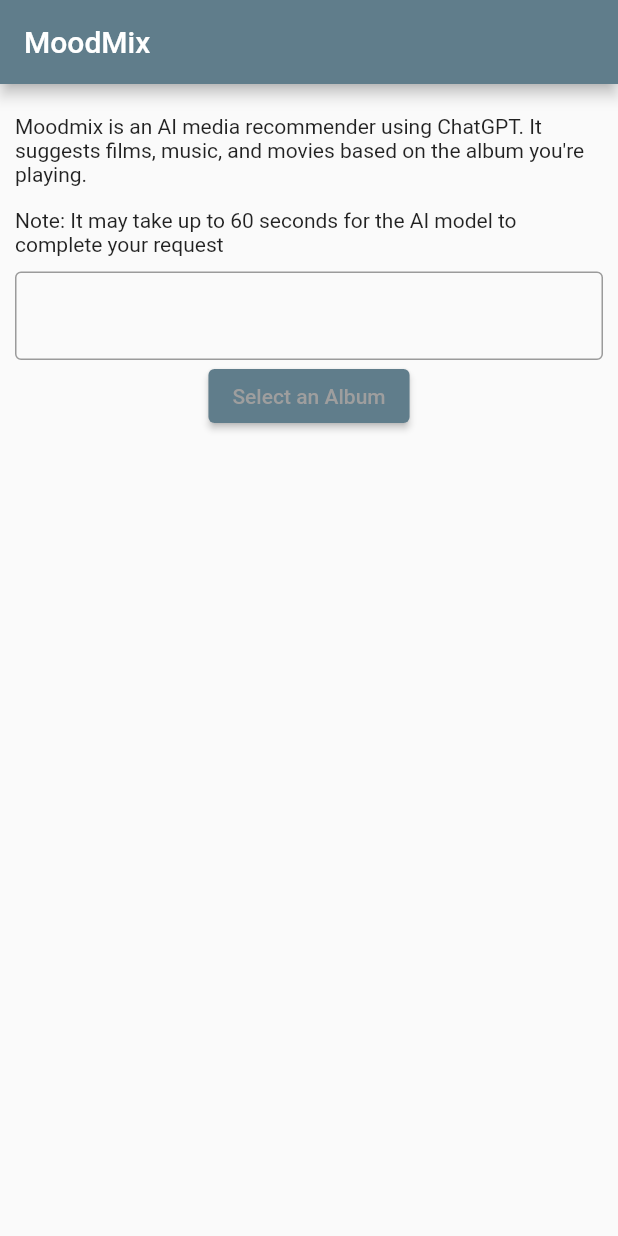
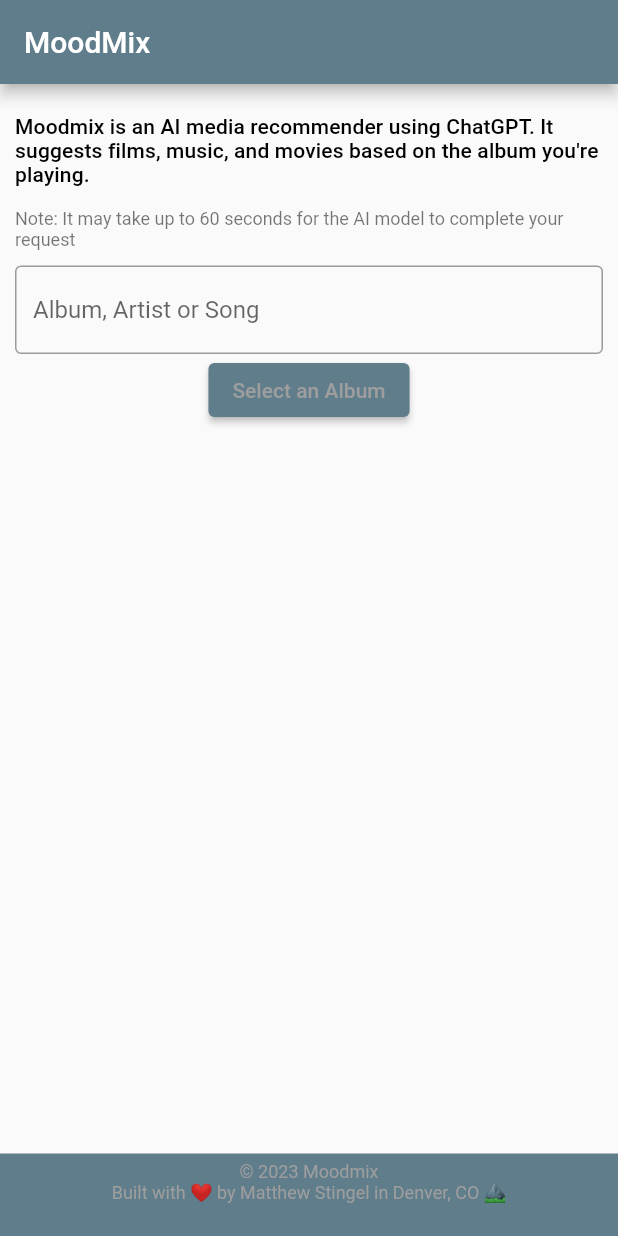
Before and after one commit to DutchRican/moodmix_consumer, a Flutter app: the screen it shows after launch, after a tap on "Select an Album", on a phone screen of 412 x 824 dp. Run offline on Flutter 3.47's test engine with Material 2 defaults, Android fonts, the light colour scheme and no system bars; drawn by our look-alikes of flutter_typeahead; our stand-ins replace equatable, flutter_bloc.

Commit message:
added some icons and a clearing of the state that is not working right yet

```diff
--- a/lib/src/app.dart
+++ b/lib/src/app.dart
@@ -3,6 +3,7 @@
 import 'package:mood_mix/src/logic/blocs/recommendations/recommendations_bloc.dart';
 import 'package:mood_mix/src/screens/description.dart';
 import 'package:mood_mix/src/screens/search.dart';
+import 'package:mood_mix/src/widgets/footer.dart';
 
 class App extends StatelessWidget {
   const App({super.key});
@@ -36,19 +37,30 @@
                 );
               }
             },
-            child: Container(
-                alignment: Alignment.center,
-                padding: const EdgeInsets.only(top: 20.0, left: 10.0, right: 10.0),
-                child: Column(children: const [
+            child: Stack(
+              fit: StackFit.loose,
+              children: [
+                Container(
+                  padding: const EdgeInsets.only(top: 20, left: 10, right: 10),
+                  child: Column(
+                    // direction: Axis.vertical,
+                    mainAxisSize: MainAxisSize.max,
+                    children: const [
                       Description(),
                       SizedBox(
                         height: 10.0,
                       ),
+                      // Search(),
                       Expanded(
                         flex: 4,
                         child: Search(),
-                  )
-                ])),
+                      ),
+                    ],
+                  ),
+                ),
+                Container(alignment: Alignment.bottomCenter, child: const Footer()),
+              ],
+            ),
           ),
         ),
       ),
--- a/lib/src/logic/blocs/recommendations/recommendations_bloc.dart
+++ b/lib/src/logic/blocs/recommendations/recommendations_bloc.dart
@@ -1,4 +1,5 @@
 import 'package:equatable/equatable.dart';
+import 'package:flutter/material.dart';
 import 'package:flutter_bloc/flutter_bloc.dart';
 import 'package:mood_mix/src/logic/resources/api_repository.dart';
 import 'package:mood_mix/src/logic/models/recommendations.dart';
@@ -11,13 +12,13 @@
 
 class RecommendationsBloc extends Bloc<RecommendationsEvent, RecommendationsState> {
   late ApiRepository _apiRepository;
-  RecommendationsBloc() : super(RecommendationsState(count: 0)) {
+  RecommendationsBloc() : super(const RecommendationsState(count: 0)) {
     _apiRepository = ApiRepository();
 
     on<GetRecommendations>((event, emit) async {
       try {
         if (state.count > maxTries) {
-          emit(RecommendationsState(hasError: true, message: "Not getting the requested Recommendations back"));
+          emit(const RecommendationsState(hasError: true, message: "Not getting the requested Recommendations back"));
         } else {
           emit(RecommendationsState(count: state.count + 1, recommendations: null, isChecking: true, isLoading: true));
           final recommendations = await _apiRepository.getRecommendations(event.id);
@@ -32,7 +33,7 @@
           }
         }
       } on NetworkError {
-        emit(RecommendationsState(
+        emit(const RecommendationsState(
             count: 0,
             hasError: true,
             message: "Failed to fetch data, is your device online?",
@@ -46,5 +47,9 @@
       await _apiRepository.requestRecommendations(event.release);
       add(GetRecommendations(event.release.id!));
     });
+
+    on<ClearRecommendations>((event, emit) {
+      emit(const RecommendationsState());
+    });
   }
 }
--- a/lib/src/logic/blocs/recommendations/recommendations_event.dart
+++ b/lib/src/logic/blocs/recommendations/recommendations_event.dart
@@ -16,3 +16,5 @@
   final Release release;
   const RequestRecommendations(this.release);
 }
+
+class ClearRecommendations extends RecommendationsEvent {}
--- a/lib/src/logic/blocs/recommendations/recommendations_state.dart
+++ b/lib/src/logic/blocs/recommendations/recommendations_state.dart
@@ -1,15 +1,15 @@
 part of 'recommendations_bloc.dart';
 
 class RecommendationsState extends Equatable {
-  bool isChecking;
-  int count;
-  bool recommendationsRequested;
-  bool isLoading;
-  bool hasLoaded;
-  bool hasError;
-  String? message;
-  Recommendations? recommendations;
-  RecommendationsState(
+  final bool isChecking;
+  final int count;
+  final bool recommendationsRequested;
+  final bool isLoading;
+  final bool hasLoaded;
+  final bool hasError;
+  final String? message;
+  final Recommendations? recommendations;
+  const RecommendationsState(
       {this.count = 0,
       this.isChecking = false,
       this.hasError = false,
--- a/lib/src/logic/models/recommendations.dart
+++ b/lib/src/logic/models/recommendations.dart
@@ -1,3 +1,5 @@
+import 'package:flutter/material.dart';
+
 class Films {
   late String? film;
   late String? director;
@@ -40,12 +42,23 @@
 class RequestedAlbum {
   late String album;
   late String artist;
+  late String information;
 
-  RequestedAlbum({required this.album, required this.artist});
+  RequestedAlbum({required this.album, required this.artist, required this.information});
 
   RequestedAlbum.fromJson(Map<String, dynamic> json) {
     album = json['album'];
     artist = json['artist'];
+    bool isBadArtist = artist == 'Error parsing request';
+    bool isBadAlbum = album == 'Error parsing request';
+    List<String> test = [];
+    if (!isBadAlbum) {
+      test.add(album);
+    }
+    if (!isBadArtist) {
+      test.add(artist);
+    }
+    information = test.join(' - ');
   }
 }
 
@@ -54,7 +67,7 @@
   List<Films>? films;
   List<Albums>? albums;
   List<Series>? series;
-  List<RequestedAlbum>? requestedAlbum;
+  RequestedAlbum? requestedAlbum;
   String? error;
 
   Recommendations(
@@ -89,10 +102,7 @@
       });
     }
     if (json['requestedAlbum'] != null) {
-      requestedAlbum = <RequestedAlbum>[];
-      json['requestedAlbum'].forEach((v) {
-        requestedAlbum?.add(RequestedAlbum.fromJson(v));
-      });
+      requestedAlbum = RequestedAlbum.fromJson(json['requestedAlbum'].first);
     }
   }
 }
--- a/lib/src/logic/resources/api_recommendations.dart
+++ b/lib/src/logic/resources/api_recommendations.dart
@@ -1,5 +1,6 @@
 import 'dart:convert';
 
+import 'package:flutter/material.dart';
 import 'package:http/http.dart' as http;
 import 'package:mood_mix/src/logic/api_url.dart';
 import 'package:mood_mix/src/logic/models/music_brainz.dart';
@@ -33,6 +34,7 @@
       }
       return null;
     } catch (error) {
+      debugPrint("Error: $error");
       return Recommendations.withError('Data issue / Connection issue');
     }
   }
--- a/lib/src/logic/resources/api_suggestions.dart
+++ b/lib/src/logic/resources/api_suggestions.dart
@@ -1,4 +1,5 @@
 import 'dart:convert';
+import 'package:flutter/material.dart';
 import 'package:http/http.dart' as http;
 import 'package:mood_mix/src/logic/models/music_brainz.dart';
 
@@ -11,6 +12,7 @@
       var items = Music.fromJson(jsonDecode(resp.body));
       return items.releases?.toList() ?? [];
     } catch (error) {
+      debugPrint("Error: $error");
       return [Release.withError('Data issue / Connection issue')];
     }
   }
--- a/lib/src/screens/build_albums.dart
+++ b/lib/src/screens/build_albums.dart
@@ -19,25 +19,38 @@
         return Column(
           crossAxisAlignment: CrossAxisAlignment.start,
           children: [
-            const Text("Albums:"),
+            ListTile(
+              leading: const Icon(Icons.music_note),
+              title: Center(
+                child: Text(
+                  "Albums",
+                  style: TextStyle(fontSize: 14, color: Colors.blueGrey[800], fontWeight: FontWeight.w500),
+                ),
+              ),
+              trailing: const Icon(Icons.music_note),
+            ),
             Container(
+              padding: const EdgeInsets.only(bottom: 10),
               alignment: Alignment.center,
               child: Column(
                   children: state.recommendations!.albums!
                       .map((item) => Card(
+                            elevation: 5,
                             child: Column(
                               children: [
                                 ListTile(
                                   title: Text(item.album ?? ""),
-                                  subtitle: Text("Artist: ${item.artist}"),
+                                  subtitle: Text("Artist: ${item.artist ?? 'not listed'}"),
                                 ),
-                                ListTile(
-                                  title: const Text(
-                                    "Description",
-                                    textScaleFactor: 0.8,
-                                  ),
-                                  subtitle: Text(item.albumDescription ?? ""),
-                                ),
+                                item.albumDescription != null
+                                    ? ListTile(
+                                        title: const Text(
+                                          "Description",
+                                          textScaleFactor: 0.8,
+                                        ),
+                                        subtitle: Text(item.albumDescription ?? ""),
+                                      )
+                                    : Container(),
                               ],
                             ),
                           ))
--- a/lib/src/screens/build_films.dart
+++ b/lib/src/screens/build_films.dart
@@ -17,25 +17,38 @@
         return Column(
           crossAxisAlignment: CrossAxisAlignment.start,
           children: [
-            const Text("Films:"),
+            ListTile(
+              leading: const Icon(Icons.movie),
+              title: Center(
+                child: Text(
+                  "Films",
+                  style: TextStyle(fontSize: 14, color: Colors.blueGrey[800], fontWeight: FontWeight.w500),
+                ),
+              ),
+              trailing: const Icon(Icons.movie),
+            ),
             Container(
               alignment: Alignment.center,
+              padding: const EdgeInsets.only(bottom: 10),
               child: Column(
                   children: state.recommendations!.films!
                       .map((film) => Card(
+                            elevation: 5,
                             child: Column(
                               children: [
                                 ListTile(
                                   title: Text(film.film ?? ""),
                                   subtitle: Text("Director: ${film.director ?? "not listed"}"),
                                 ),
-                                ListTile(
-                                  title: const Text(
-                                    "Description",
-                                    textScaleFactor: 0.8,
-                                  ),
-                                  subtitle: Text(film.filmDescription ?? ""),
-                                ),
+                                film.filmDescription != null
+                                    ? ListTile(
+                                        title: const Text(
+                                          "Description",
+                                          textScaleFactor: 0.8,
+                                        ),
+                                        subtitle: Text(film.filmDescription ?? ""),
+                                      )
+                                    : Container(),
                               ],
                             ),
                           ))
--- a/lib/src/screens/build_series.dart
+++ b/lib/src/screens/build_series.dart
@@ -19,25 +19,38 @@
         return Column(
           crossAxisAlignment: CrossAxisAlignment.start,
           children: [
-            const Text("Films:"),
+            ListTile(
+              leading: const Icon(Icons.camera),
+              title: Center(
+                child: Text(
+                  "Series:",
+                  style: TextStyle(fontSize: 14, color: Colors.blueGrey[800], fontWeight: FontWeight.w500),
+                ),
+              ),
+              trailing: const Icon(Icons.camera),
+            ),
             Container(
               alignment: Alignment.center,
+              padding: const EdgeInsets.only(bottom: 10),
               child: Column(
                   children: state.recommendations!.series!
                       .map((item) => Card(
+                            elevation: 5,
                             child: Column(
                               children: [
                                 ListTile(
                                   title: Text(item.series ?? ""),
-                                  subtitle: Text("Director: ${item.creators}"),
+                                  subtitle: Text("Director: ${item.creators ?? 'not listed'}"),
                                 ),
-                                ListTile(
-                                  title: const Text(
-                                    "Description",
-                                    textScaleFactor: 0.8,
-                                  ),
-                                  subtitle: Text(item.seriesDescription ?? ""),
-                                ),
+                                item.seriesDescription != null
+                                    ? ListTile(
+                                        title: const Text(
+                                          "Description",
+                                          textScaleFactor: 0.8,
+                                        ),
+                                        subtitle: Text(item.seriesDescription ?? ""),
+                                      )
+                                    : Container(),
                               ],
                             ),
                           ))
--- a/lib/src/screens/description.dart
+++ b/lib/src/screens/description.dart
@@ -6,11 +6,13 @@
   @override
   Widget build(BuildContext context) {
     return Column(
-      children: const [
+      children: [
         Text(
-            "Moodmix is an AI media recommender using ChatGPT. It suggests films, music, and movies based on the album you're playing."),
-        SizedBox(height: 15.0),
-        Text("Note: It may take up to 60 seconds for the AI model to complete your request"),
+            "Moodmix is an AI media recommender using ChatGPT. It suggests films, music, and movies based on the album you're playing.",
+            style: Theme.of(context).textTheme.titleSmall),
+        const SizedBox(height: 15.0),
+        Text("Note: It may take up to 60 seconds for the AI model to complete your request",
+            style: Theme.of(context).textTheme.bodySmall),
       ],
     );
   }
--- a/lib/src/screens/recommended.dart
+++ b/lib/src/screens/recommended.dart
@@ -21,8 +21,8 @@
             Expanded(
               flex: 0,
               child: Container(
-                  padding: const EdgeInsets.only(bottom: 10.0),
-                  child: mood != null ? Text("Mood: $mood") : Container()),
+                  padding: const EdgeInsets.only(bottom: 10.0, top: 5),
+                  child: mood != null ? Text('Mood: "$mood"') : Container()),
             ),
             Flexible(
               flex: 4,
--- a/lib/src/screens/search.dart
+++ b/lib/src/screens/search.dart
@@ -21,6 +21,7 @@
   @override
   Widget build(BuildContext context) {
     return BlocBuilder<RecommendationsBloc, RecommendationsState>(builder: (context, state) {
+      String? information = state.recommendations?.requestedAlbum?.information;
       return Column(
         children: [
           TypeAheadField(
@@ -28,10 +29,12 @@
                   controller: _typeAheadController,
                   // autofocus: true,
                   decoration: const InputDecoration(
+                    hintText: "Album, Artist or Song",
                     border: OutlineInputBorder(),
                   )),
-              hideOnEmpty: true,
-              hideOnLoading: true,
+              // hideOnEmpty: true,
+              // hideOnLoading: true,
+              keepSuggestionsOnLoading: false,
               suggestionsCallback: (query) async {
                 return await _apiRepository.getMusicSuggestions(query);
               },
@@ -42,6 +45,7 @@
               },
               onSuggestionSelected: (suggestion) {
                 _typeAheadController.text = getTitle(suggestion);
+                BlocProvider.of<RecommendationsBloc>(context).add(ClearRecommendations());
                 setState(() {
                   selectedItem = suggestion;
                 });
@@ -63,7 +67,15 @@
                     : const Text("Submit"),
           ),
           !state.isChecking && state.recommendations != null
-              ? Text('results for ${getTitle(selectedItem)}')
+              ? Container(
+                  alignment: Alignment.topLeft,
+                  child: information != null && information.isNotEmpty
+                      ? Text('Showing results for ${state.recommendations?.requestedAlbum?.information}')
+                      : Text(
+                          'Something went wrong fetching album information',
+                          style: Theme.of(context).textTheme.titleSmall,
+                        ),
+                )
               : Text(state.count > 0 && state.isChecking ? "Tries: ${state.count}" : ""),
           const Recommended(),
         ],
--- /dev/null
+++ b/lib/src/widgets/footer.dart
@@ -0,0 +1,26 @@
+import 'package:flutter/material.dart';
+
+class Footer extends StatelessWidget {
+  const Footer({super.key});
+
+  @override
+  Widget build(BuildContext context) {
+    return SizedBox(
+      height: 55.0,
+      width: double.infinity,
+      child: Container(
+        color: Theme.of(context).primaryColor,
+        child: Container(
+          padding: const EdgeInsets.only(bottom: 15, top: 5),
+          child: Column(
+            children: const [
+              Text("© 2023 Moodmix", style: TextStyle(color: Colors.grey, fontSize: 12)),
+              Text("Built with ❤️ by Matthew Stingel in Denver, CO ⛰️",
+                  style: TextStyle(color: Colors.grey, fontSize: 12)),
+            ],
+          ),
+        ),
+      ),
+    );
+  }
+}
```
Lines whose indentation alone changed are shown as unchanged.
